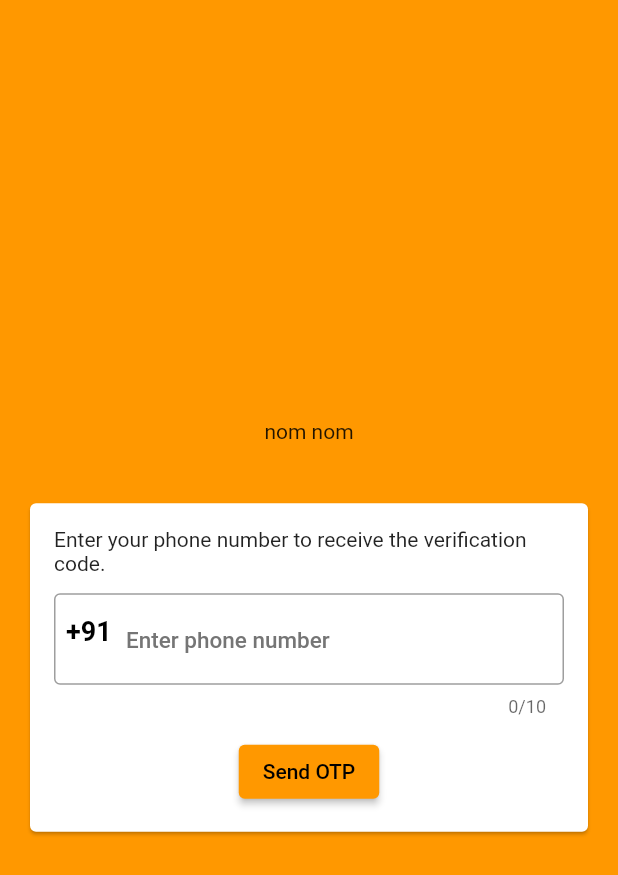
After one commit to nomnomtiffin/LunchBox, a Flutter app: the screen it shows after launch, item 2 of the bottom bar chosen, after a tap on "Get Started", on a phone screen of 412 x 824 dp. The commit adds this screen. Shown: the top 875 px of the screen. Run offline on Flutter 3.47's test engine with Material 2 defaults, Android fonts, the phone set to English and light mode, and no system bars; our stand-ins replace cloud_firestore, firebase_auth, firebase_core, flutter_riverpod, pinput; accounts and stored records are empty; generated files the repository leaves out were written again.

Commit message:
Auth added

```diff
--- /dev/null
+++ b/lib/auth/auth_page.dart
@@ -0,0 +1,154 @@
+import 'package:flutter/material.dart';
+import 'package:flutter_riverpod/flutter_riverpod.dart';
+import 'package:lunch_box/provider/auth_provider.dart';
+
+class AuthPage extends ConsumerStatefulWidget {
+  const AuthPage({Key? key}) : super(key: key);
+
+  @override
+  ConsumerState<AuthPage> createState() => _AuthPageState();
+}
+
+class _AuthPageState extends ConsumerState<AuthPage> {
+  final _formKey = GlobalKey<FormState>();
+  String _phone = '';
+  final TextEditingController phoneController = TextEditingController();
+
+  @override
+  void dispose() {
+    super.dispose();
+    phoneController.dispose();
+  }
+
+  @override
+  Widget build(BuildContext context) {
+    phoneController.selection = TextSelection.fromPosition(
+      TextPosition(
+        offset: phoneController.text.length,
+      ),
+    );
+
+    return Scaffold(
+      backgroundColor: Theme.of(context).colorScheme.primary,
+      body: Center(
+        child: SingleChildScrollView(
+          child: Column(
+            mainAxisAlignment: MainAxisAlignment.center,
+            crossAxisAlignment: CrossAxisAlignment.center,
+            children: [
+              Container(
+                margin: const EdgeInsets.only(
+                  top: 30,
+                  bottom: 20,
+                  left: 20,
+                  right: 20,
+                ),
+                width: 200,
+                child: const Center(child: Text('nom nom')),
+              ),
+              Card(
+                margin: const EdgeInsets.all(20),
+                child: SingleChildScrollView(
+                  child: Padding(
+                    padding: const EdgeInsets.all(16),
+                    child: Form(
+                      key: _formKey,
+                      child: Column(
+                        mainAxisSize: MainAxisSize.min,
+                        children: [
+                          const Text(
+                              'Enter your phone number to receive the verification code.'),
+                          const SizedBox(
+                            height: 12,
+                          ),
+                          TextFormField(
+                            controller: phoneController,
+                            maxLength: 10,
+                            style: const TextStyle(
+                                fontSize: 18, fontWeight: FontWeight.bold),
+                            onChanged: (value) {
+                              setState(() {
+                                phoneController.text = value;
+                              });
+                            },
+                            decoration: InputDecoration(
+                              hintText: "Enter phone number",
+                              hintStyle: TextStyle(
+                                  fontWeight: FontWeight.w500,
+                                  fontSize: 15,
+                                  color: Colors.grey.shade600),
+                              border: const OutlineInputBorder(),
+                              prefixIcon: Container(
+                                padding: const EdgeInsets.fromLTRB(8, 8, 8, 8),
+                                child: const Text("+91",
+                                    style: TextStyle(
+                                        fontSize: 18,
+                                        color: Colors.black,
+                                        fontWeight: FontWeight.bold)),
+                              ),
+                              suffixIcon: (phoneController.text.length == 10 &&
+                                      int.tryParse(phoneController.text) !=
+                                          null)
+                                  ? Container(
+                                      height: 30,
+                                      width: 30,
+                                      margin: const EdgeInsets.all(10.0),
+                                      decoration: const BoxDecoration(
+                                        shape: BoxShape.circle,
+                                        color: Colors.green,
+                                      ),
+                                      child: const Icon(
+                                        Icons.done,
+                                        color: Colors.white,
+                                        size: 20,
+                                      ))
+                                  : null,
+                            ),
+                            keyboardType: TextInputType.phone,
+                            validator: (value) {
+                              if (value == null ||
+                                  value.isEmpty ||
+                                  value.trim().length != 10 ||
+                                  int.tryParse(value) == null) {
+                                return 'Must be between 10 characters and numbers only.';
+                              }
+                              return null;
+                            },
+                            onSaved: (value) {
+                              _phone = '+91' + value!.trim();
+                            },
+                          ),
+                          const SizedBox(
+                            height: 12,
+                          ),
+                          ElevatedButton(
+                            child: const Text('Send OTP'),
+                            onPressed: () {
+                              _login();
+                            },
+                            style: ElevatedButton.styleFrom(
+                              backgroundColor: Theme.of(context)
+                                  .colorScheme
+                                  .primaryContainer,
+                            ),
+                          )
+                        ],
+                      ),
+                    ),
+                  ),
+                ),
+              )
+            ],
+          ),
+        ),
+      ),
+    );
+  }
+
+  void _login() {
+    if (_formKey.currentState!.validate()) {
+      _formKey.currentState!.save();
+      ref.read(authProvider.notifier).signInUser(context, _phone);
+    }
+  }
+}
--- a/lib/main.dart
+++ b/lib/main.dart
@@ -1,10 +1,17 @@
+import 'package:firebase_core/firebase_core.dart';
 import 'package:flutter/material.dart';
 import 'package:flutter/services.dart';
 import 'package:flutter_riverpod/flutter_riverpod.dart';
 import 'package:lunch_box/tabs.dart';
 
-void main() {
+import 'firebase_options.dart';
+
+void main() async {
   WidgetsFlutterBinding.ensureInitialized();
+  await Firebase.initializeApp(
+    options: DefaultFirebaseOptions.currentPlatform,
+  );
+
   SystemChrome.setPreferredOrientations([
     DeviceOrientation.portraitUp,
   ]).then((fn) {
@@ -23,7 +30,7 @@ class MyApp extends StatelessWidget {
       theme: ThemeData(
         primarySwatch: Colors.orange,
       ),
-      home: const Tabs(),
+      home: const Tabs(selectedPage: 0),
     );
   }
 }
--- a/lib/tabs.dart
+++ b/lib/tabs.dart
@@ -1,17 +1,20 @@
 import 'package:flutter/material.dart';
+import 'package:flutter_riverpod/flutter_riverpod.dart';
 import 'package:lunch_box/home_page/my_home_page.dart';
+import 'package:lunch_box/provider/auth_provider.dart';
 import 'package:lunch_box/user/user_page.dart';
+import 'package:lunch_box/user/user_welcome_page.dart';
 
-class Tabs extends StatefulWidget {
-  const Tabs({super.key});
-
+class Tabs extends ConsumerStatefulWidget {
+  const Tabs({required this.selectedPage, super.key});
+  final int selectedPage;
   @override
-  State<Tabs> createState() {
+  ConsumerState<Tabs> createState() {
     return _TabsState();
   }
 }
 
-class _TabsState extends State<Tabs> {
+class _TabsState extends ConsumerState<Tabs> {
   int _selectedPageIndex = 0;
 
   void _selectPage(int index) {
@@ -21,11 +24,20 @@ class _TabsState extends State<Tabs> {
   }
 
   @override
+  void initState() {
+    super.initState();
+    _selectedPageIndex = widget.selectedPage;
+  }
+
+  @override
   Widget build(BuildContext context) {
     Widget activePage = const MyHomePage();
 
     if (_selectedPageIndex == 1) {
-      activePage = UserPage();
+      //activePage = UserPage();
+      activePage = ref.watch(authProvider.notifier).isSignedIn()
+          ? UserPage()
+          : UserWelcomePage();
     }
 
     return Scaffold(
--- /dev/null
+++ b/lib/user/user_welcome_page.dart
@@ -0,0 +1,54 @@
+import 'package:flutter/material.dart';
+import 'package:lunch_box/auth/auth_page.dart';
+
+class UserWelcomePage extends StatelessWidget {
+  const UserWelcomePage({Key? key}) : super(key: key);
+
+  @override
+  Widget build(BuildContext context) {
+    return Scaffold(
+      backgroundColor: Theme.of(context).colorScheme.primary,
+      body: Center(
+        child: SingleChildScrollView(
+          child: Column(
+            mainAxisAlignment: MainAxisAlignment.center,
+            children: [
+              const Center(
+                child: Text('nom nom'),
+              ),
+              Card(
+                margin: const EdgeInsets.all(20),
+                child: SingleChildScrollView(
+                  child: Padding(
+                    padding: const EdgeInsets.all(16),
+                    child: Column(
+                      mainAxisSize: MainAxisSize.min,
+                      children: [
+                        const Text(
+                            'Never a better time than now to book your next lunch.'),
+                        const SizedBox(
+                          height: 12,
+                        ),
+                        ElevatedButton(
+                          child: const Text('Get Started'),
+                          onPressed: () {
+                            Navigator.of(context).push(MaterialPageRoute(
+                                builder: (ctx) => const AuthPage()));
+                          },
+                          style: ElevatedButton.styleFrom(
+                            backgroundColor:
+                                Theme.of(context).colorScheme.primaryContainer,
+                          ),
+                        )
+                      ],
+                    ),
+                  ),
+                ),
+              )
+            ],
+          ),
+        ),
+      ),
+    );
+  }
+}
--- /dev/null
+++ b/lib/util/utils.dart
@@ -0,0 +1,6 @@
+import 'package:flutter/material.dart';
+
+void showSnackBar(BuildContext context, String content) {
+  ScaffoldMessenger.of(context).clearSnackBars();
+  ScaffoldMessenger.of(context).showSnackBar(SnackBar(content: Text(content)));
+}
--- a/pubspec.yaml
+++ b/pubspec.yaml
@@ -37,6 +37,11 @@ dependencies:
   google_fonts: ^4.0.4
   intl: ^0.18.1
   flutter_riverpod: ^2.3.6
+  firebase_core: ^2.13.1
+  firebase_auth: ^4.6.3
+  pinput: ^2.2.31
+  cloud_firestore: ^4.8.1
+  firebase_auth_web: ^5.5.3
 
 dev_dependencies:
   flutter_test:
```
Also changed, not shown: lib/auth/otp_page.dart (added, +139 -0 lines), lib/model/app_user.dart (added, +60 -0 lines), lib/provider/auth_provider.dart (added, +156 -0 lines), lib/user/user_page.dart (+26 -7 lines), 2 other files.
